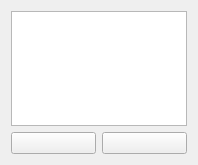
Qt form MapVectorization/map-app/layersviewer.ui (YulyIllarionov/MapVectorization) before a commit.
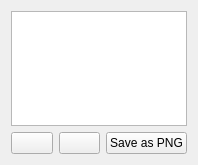
The same form after that commit. Icons and pictures are not drawn.

Commit message: feature недоработанное сохранение в png

The edit to the form file:
```diff
--- a/MapVectorization/map-app/layersviewer.ui
+++ b/MapVectorization/map-app/layersviewer.ui
@@ -41,6 +41,13 @@
        </property>
       </widget>
      </item>
+     <item>
+      <widget class="QPushButton" name="SavePngButton">
+       <property name="text">
+        <string>Save as PNG</string>
+       </property>
+      </widget>
+     </item>
     </layout>
    </item>
   </layout>
```
The commit also changes 2 other files.
